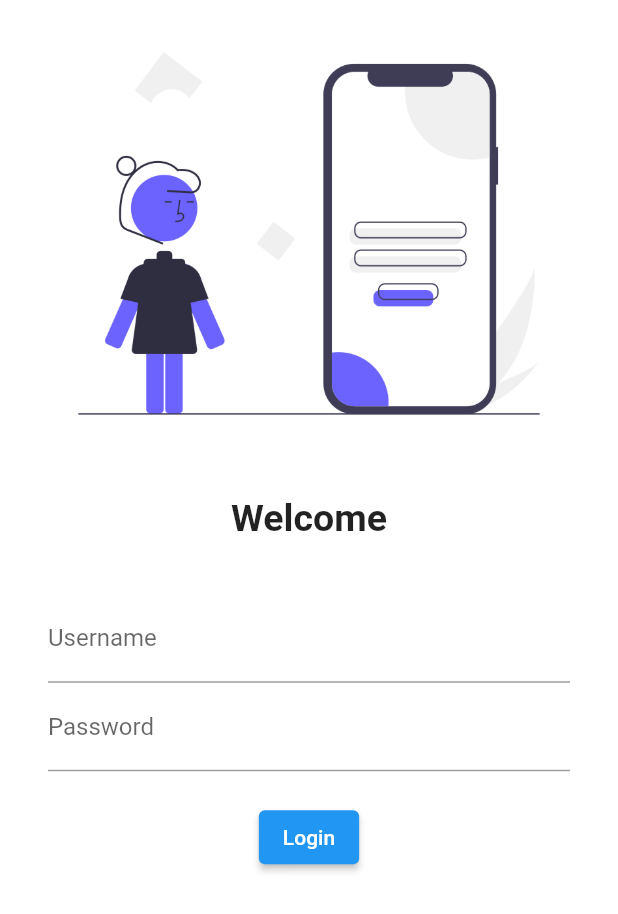
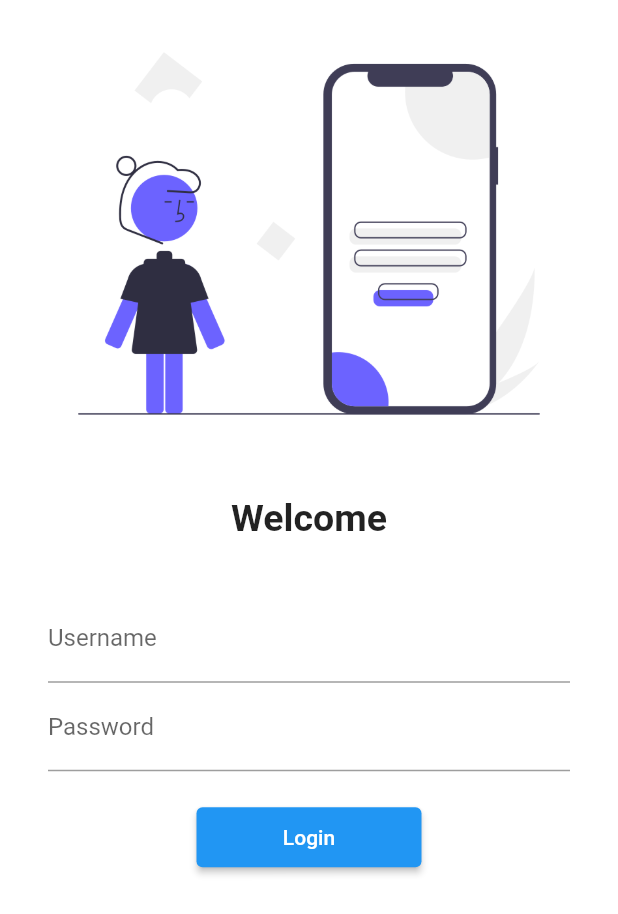
Before and after one commit to SahilRathod17/FirstFlutterApp, a Flutter app: the screen it shows after launch, on a phone screen of 412 x 824 dp. Shown: the top 914 px of the screen. Run offline on Flutter 3.47's test engine with Material 2 defaults, Android fonts, the phone set to English and light mode, and no system bars.

Commit message:
Day4 completed

```diff
--- a/lib/main.dart
+++ b/lib/main.dart
@@ -2,6 +2,7 @@ import 'dart:io';
 import 'package:flutter/material.dart';
 import 'package:untitled/pages/home_page.dart';
 import 'package:untitled/pages/login_page.dart';
+import 'package:untitled/utils/routes.dart';
 
 void main() {
   runApp(MyApp());
@@ -15,10 +16,12 @@ class MyApp extends StatelessWidget {
       darkTheme: ThemeData(
         brightness: Brightness.dark,
       ),
+      debugShowCheckedModeBanner: false, //to hide debug banner
       initialRoute: "/",
       routes: {
         "/": (context) => login_page(),
-        "/home": (context) => home_page(),
+        MyRoutes.homeroute: (context) => home_page(),
+        MyRoutes.loginroute: (context) => login_page(),
       },
     );
   }
--- a/lib/pages/login_page.dart
+++ b/lib/pages/login_page.dart
@@ -1,4 +1,5 @@
 import 'package:flutter/material.dart';
+import 'package:untitled/utils/routes.dart';
 
 class login_page extends StatelessWidget {
   const login_page({Key? key}) : super(key: key);
@@ -7,6 +8,7 @@ class login_page extends StatelessWidget {
   Widget build(BuildContext context) {
     return Material(
       color: Colors.white,
+      child: SingleChildScrollView(
         child: Column(
           children: [
             Image.asset(
@@ -48,14 +50,18 @@ class login_page extends StatelessWidget {
                     height: 20.0,
                   ),
                   ElevatedButton(
-                  onPressed: () {},
+                    onPressed: () {
+                      Navigator.pushNamed(context, MyRoutes.homeroute);
+                    },
                     child: Text("Login"),
+                    style: TextButton.styleFrom(minimumSize: Size(150, 40)),
                   ),
                 ],
               ),
             ),
           ],
         ),
+      ),
     );
   }
 }
--- /dev/null
+++ b/lib/utils/routes.dart
@@ -0,0 +1,4 @@
+class MyRoutes {
+  static String loginroute = "/login";
+  static String homeroute = "/home";
+}
```
Lines whose indentation alone changed are shown as unchanged.
